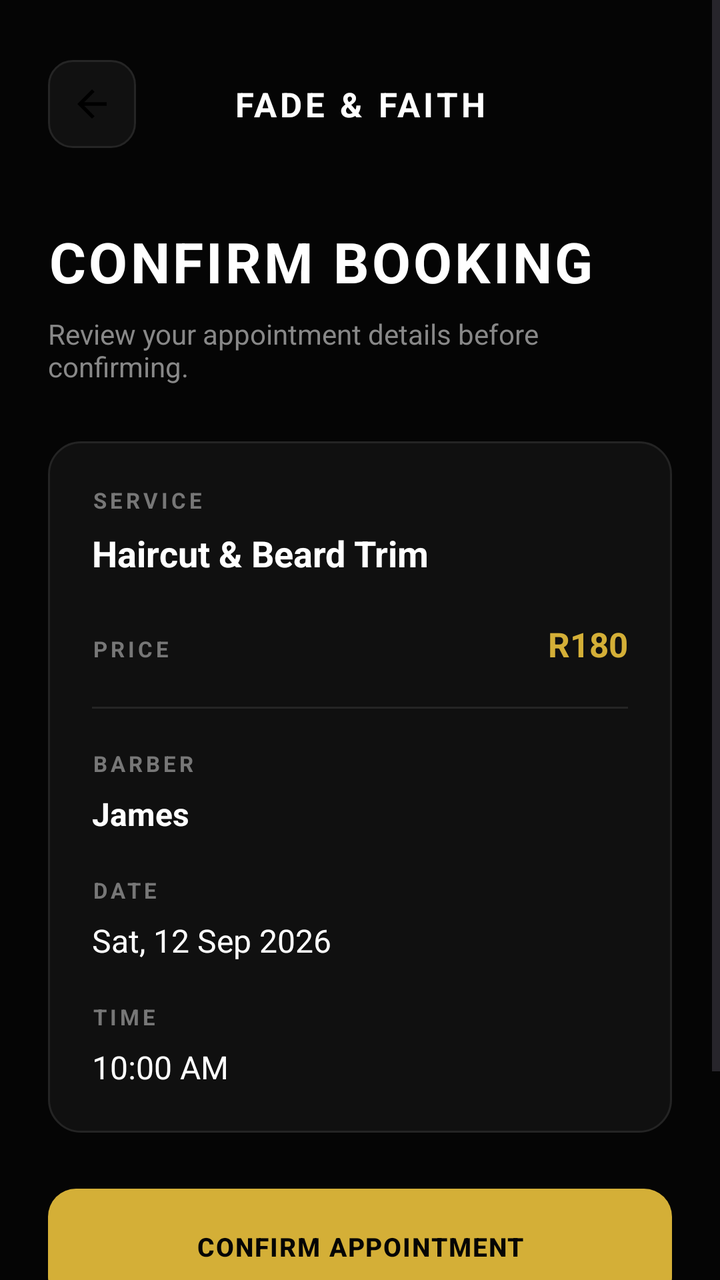
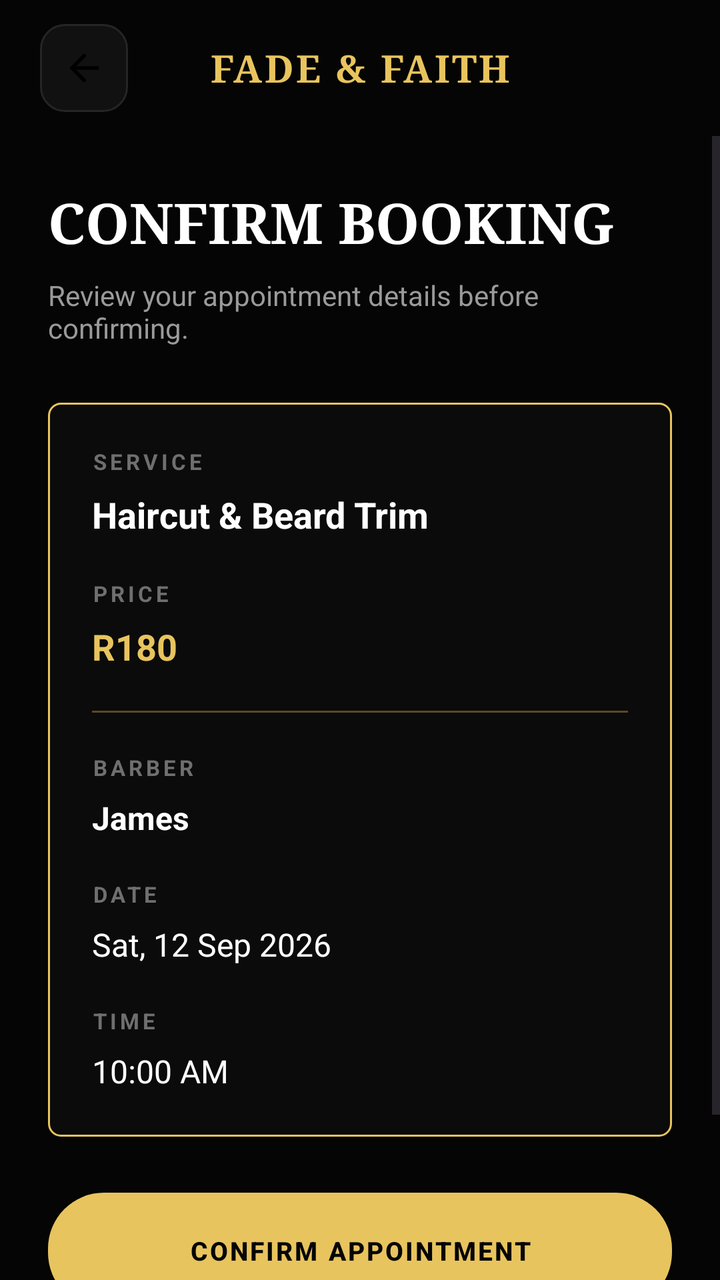

An Android layout rendered at two revisions. The XML below is the earlier revision; the diff shows what the commit changed to produce the second picture.
<!-- AndroidManifest.xml: application theme Theme.FadeandFaith -->
<!-- res/layout/activity_booking_confirmation.xml -->
<?xml version="1.0" encoding="utf-8"?>
<ScrollView
    xmlns:android="http://schemas.android.com/apk/res/android"
    xmlns:app="http://schemas.android.com/apk/res-auto"
    android:layout_width="match_parent"
    android:layout_height="match_parent"
    android:fillViewport="true"
    android:background="#050505">

    <LinearLayout
        android:layout_width="match_parent"
        android:layout_height="wrap_content"
        android:orientation="vertical"
        android:padding="24dp">

        

        <LinearLayout
            android:layout_width="match_parent"
            android:layout_height="56dp"
            android:orientation="horizontal"
            android:gravity="center_vertical">

            <ImageView
                android:id="@+id/backButton"
                android:layout_width="44dp"
                android:layout_height="44dp"
                android:padding="11dp"
                android:background="@drawable/iconbutton"
                android:src="@drawable/arrowback"
                android:contentDescription="Back" />

            <TextView
                android:layout_width="0dp"
                android:layout_height="wrap_content"
                android:layout_weight="1"
                android:gravity="center"
                android:text="FADE &amp; FAITH"
                android:textColor="#FFFFFF"
                android:textSize="17sp"
                android:textStyle="bold"
                android:letterSpacing="0.10" />

            <View
                android:layout_width="44dp"
                android:layout_height="44dp" />

        </LinearLayout>

        

        <TextView
            android:layout_width="match_parent"
            android:layout_height="wrap_content"
            android:layout_marginTop="32dp"
            android:text="CONFIRM BOOKING"
            android:textColor="#FFFFFF"
            android:textSize="28sp"
            android:textStyle="bold"
            android:letterSpacing="0.05" />

        <TextView
            android:layout_width="match_parent"
            android:layout_height="wrap_content"
            android:layout_marginTop="8dp"
            android:text="Review your appointment details before confirming."
            android:textColor="#888888"
            android:textSize="14sp" />

        

        <LinearLayout
            android:layout_width="match_parent"
            android:layout_height="wrap_content"
            android:layout_marginTop="28dp"
            android:orientation="vertical"
            android:padding="22dp"
            android:background="@drawable/homecard">

            

            <TextView
                android:layout_width="wrap_content"
                android:layout_height="wrap_content"
                android:text="SERVICE"
                android:textColor="#777777"
                android:textSize="11sp"
                android:textStyle="bold"
                android:letterSpacing="0.15" />

            <TextView
                android:id="@+id/serviceText"
                android:layout_width="match_parent"
                android:layout_height="wrap_content"
                android:layout_marginTop="7dp"
                android:text="Haircut &amp; Beard Trim"
                android:textColor="#FFFFFF"
                android:textSize="18sp"
                android:textStyle="bold" />

            

            <LinearLayout
                android:layout_width="match_parent"
                android:layout_height="wrap_content"
                android:layout_marginTop="22dp"
                android:orientation="horizontal">

                <TextView
                    android:layout_width="0dp"
                    android:layout_height="wrap_content"
                    android:layout_weight="1"
                    android:text="PRICE"
                    android:textColor="#777777"
                    android:textSize="11sp"
                    android:textStyle="bold"
                    android:letterSpacing="0.15" />

                <TextView
                    android:id="@+id/priceText"
                    android:layout_width="wrap_content"
                    android:layout_height="wrap_content"
                    android:text="R180"
                    android:textColor="#D4AF37"
                    android:textSize="17sp"
                    android:textStyle="bold" />

            </LinearLayout>

            

            <View
                android:layout_width="match_parent"
                android:layout_height="1dp"
                android:layout_marginTop="20dp"
                android:background="#252525" />

            

            <TextView
                android:layout_width="wrap_content"
                android:layout_height="wrap_content"
                android:layout_marginTop="20dp"
                android:text="BARBER"
                android:textColor="#777777"
                android:textSize="11sp"
                android:textStyle="bold"
                android:letterSpacing="0.15" />

            <TextView
                android:id="@+id/barberText"
                android:layout_width="match_parent"
                android:layout_height="wrap_content"
                android:layout_marginTop="7dp"
                android:text="James"
                android:textColor="#FFFFFF"
                android:textSize="16sp"
                android:textStyle="bold" />

            

            <TextView
                android:layout_width="wrap_content"
                android:layout_height="wrap_content"
                android:layout_marginTop="20dp"
                android:text="DATE"
                android:textColor="#777777"
                android:textSize="11sp"
                android:textStyle="bold"
                android:letterSpacing="0.15" />

            <TextView
                android:id="@+id/dateText"
                android:layout_width="match_parent"
                android:layout_height="wrap_content"
                android:layout_marginTop="7dp"
                android:text="Sat, 12 Sep 2026"
                android:textColor="#FFFFFF"
                android:textSize="16sp" />

            

            <TextView
                android:layout_width="wrap_content"
                android:layout_height="wrap_content"
                android:layout_marginTop="20dp"
                android:text="TIME"
                android:textColor="#777777"
                android:textSize="11sp"
                android:textStyle="bold"
                android:letterSpacing="0.15" />

            <TextView
                android:id="@+id/timeText"
                android:layout_width="match_parent"
                android:layout_height="wrap_content"
                android:layout_marginTop="7dp"
                android:text="10:00 AM"
                android:textColor="#FFFFFF"
                android:textSize="16sp" />

        </LinearLayout>

        

        <com.google.android.material.button.MaterialButton
            android:id="@+id/confirmButton"
            android:layout_width="match_parent"
            android:layout_height="58dp"
            android:layout_marginTop="28dp"
            android:text="CONFIRM APPOINTMENT"
            android:textColor="#050505"
            android:textSize="13sp"
            android:textStyle="bold"
            android:letterSpacing="0.05"
            android:background="@drawable/goldbutton"
            app:backgroundTint="@null" />

        

        <TextView
            android:id="@+id/changeButton"
            android:layout_width="wrap_content"
            android:layout_height="wrap_content"
            android:layout_gravity="center"
            android:layout_marginTop="18dp"
            android:padding="12dp"
            android:text="CHANGE DETAILS"
            android:textColor="#D4AF37"
            android:textSize="12sp"
            android:textStyle="bold"
            android:letterSpacing="0.08" />

        <Space
            android:layout_width="match_parent"
            android:layout_height="30dp" />

    </LinearLayout>

</ScrollView>
<!-- resources referenced by this layout -->
<resources>
  <!-- drawable arrowback (drawable) -->
  <vector xmlns:android="http://schemas.android.com/apk/res/android" android:autoMirrored="true" android:height="24dp" android:tint="#000000" android:viewportHeight="960" android:viewportWidth="960" android:width="24dp">
        
      <path android:fillColor="@android:color/white" android:pathData="M313,520L537,744L480,800L160,480L480,160L537,216L313,440L800,440L800,520L313,520Z"/>
      
  </vector>
  <!-- drawable goldbutton (drawable) -->
  <?xml version="1.0" encoding="utf-8"?>
  <shape xmlns:android="http://schemas.android.com/apk/res/android"
      android:shape="rectangle">
  
      <solid android:color="#D4AF37" />
  
      <corners android:radius="14dp" />
  
  </shape>
  <!-- drawable homecard (drawable) -->
  <?xml version="1.0" encoding="utf-8"?>
  <shape xmlns:android="http://schemas.android.com/apk/res/android">
  
      <solid android:color="#101010" />
  
      <stroke
          android:width="1dp"
          android:color="#242424" />
  
      <corners android:radius="16dp" />
  
  </shape>
  <!-- drawable iconbutton (drawable) -->
  <?xml version="1.0" encoding="utf-8"?>
  <shape xmlns:android="http://schemas.android.com/apk/res/android">
  
      <solid android:color="#111111" />
  
      <stroke
          android:width="1dp"
          android:color="#252525" />
  
      <corners android:radius="12dp" />
  
  </shape>
  <style name="Theme.FadeandFaith" parent="Base.Theme.FadeandFaith" />
  <style name="Base.Theme.FadeandFaith" parent="Theme.Material3.DayNight.NoActionBar">
          
          
      </style>
</resources>

<!-- the commit's change to res/layout/activity_booking_confirmation.xml (unified diff, before → after) -->
@@ -1,240 +1,216 @@
 <?xml version="1.0" encoding="utf-8"?>
-<ScrollView
+<LinearLayout
     xmlns:android="http://schemas.android.com/apk/res/android"
     xmlns:app="http://schemas.android.com/apk/res-auto"
     android:layout_width="match_parent"
     android:layout_height="match_parent"
-    android:fillViewport="true"
-    android:background="#050505">
+    android:orientation="vertical"
+    android:background="@color/ff_background">
 
     <LinearLayout
         android:layout_width="match_parent"
-        android:layout_height="wrap_content"
-        android:orientation="vertical"
-        android:padding="24dp">
-
-        
-
-        <LinearLayout
-            android:layout_width="match_parent"
-            android:layout_height="56dp"
-            android:orientation="horizontal"
-            android:gravity="center_vertical">
-
-            <ImageView
-                android:id="@+id/backButton"
-                android:layout_width="44dp"
-                android:layout_height="44dp"
-                android:padding="11dp"
-                android:background="@drawable/iconbutton"
-                android:src="@drawable/arrowback"
-                android:contentDescription="Back" />
-
-            <TextView
-                android:layout_width="0dp"
-                android:layout_height="wrap_content"
-                android:layout_weight="1"
-                android:gravity="center"
-                android:text="FADE &amp; FAITH"
-                android:textColor="#FFFFFF"
-                android:textSize="17sp"
-                android:textStyle="bold"
-                android:letterSpacing="0.10" />
-
-            <View
-                android:layout_width="44dp"
-                android:layout_height="44dp" />
-
-        </LinearLayout>
-
-        
+        android:layout_height="68dp"
+        android:orientation="horizontal"
+        android:gravity="center_vertical"
+        android:paddingStart="20dp"
+        android:paddingEnd="20dp">
+
+        <ImageView
+            android:id="@+id/backButton"
+            android:layout_width="44dp"
+            android:layout_height="44dp"
+            android:padding="11dp"
+            android:background="@drawable/iconbutton"
+            android:src="@drawable/arrowback"
+            android:contentDescription="Back" />
 
         <TextView
-            android:layout_width="match_parent"
+            android:layout_width="0dp"
             android:layout_height="wrap_content"
-            android:layout_marginTop="32dp"
-            android:text="CONFIRM BOOKING"
-            android:textColor="#FFFFFF"
-            android:textSize="28sp"
+            android:layout_weight="1"
+            android:gravity="center"
+            android:fontFamily="serif"
+            android:text="@string/brand_name_full"
+            android:textColor="@color/ff_gold"
+            android:textSize="19sp"
             android:textStyle="bold"
-            android:letterSpacing="0.05" />
-
-        <TextView
-            android:layout_width="match_parent"
-            android:layout_height="wrap_content"
-            android:layout_marginTop="8dp"
-            android:text="Review your appointment details before confirming."
-            android:textColor="#888888"
-            android:textSize="14sp" />
-
-        
+            android:letterSpacing="0.06" />
+
+        <View
+            android:layout_width="44dp"
+            android:layout_height="44dp" />
+
+    </LinearLayout>
+    <ScrollView
+        android:layout_width="match_parent"
+        android:layout_height="0dp"
+        android:layout_weight="1"
+        android:fillViewport="true">
 
         <LinearLayout
             android:layout_width="match_parent"
             android:layout_height="wrap_content"
-            android:layout_marginTop="28dp"
             android:orientation="vertical"
-            android:padding="22dp"
-            android:background="@drawable/homecard">
-
-            
+            android:padding="24dp">
 
             <TextView
+                android:layout_width="match_parent"
+                android:layout_height="wrap_content"
+                android:fontFamily="serif"
+                android:text="@string/confirm_booking_title"
+                android:textColor="@color/ff_text"
+                android:textSize="28sp"
+                android:textStyle="bold" />
+
+            <TextView
+                android:layout_width="match_parent"
+                android:layout_height="wrap_content"
+                android:layout_marginTop="8dp"
+                android:text="@string/confirm_booking_subtitle"
+                android:textColor="@color/ff_text_secondary"
+                android:textSize="14sp" />
+            <LinearLayout
+                android:layout_width="match_parent"
+                android:layout_height="wrap_content"
+                android:layout_marginTop="28dp"
+                android:orientation="vertical"
+                android:padding="22dp"
+                android:background="@drawable/cardoutline">
+
+                <TextView
+                    android:layout_width="wrap_content"
+                    android:layout_height="wrap_content"
+                    android:layout_marginTop="0dp"
+                    android:text="@string/label_service"
+                    android:textColor="@color/ff_text_muted"
+                    android:textSize="11sp"
+                    android:textStyle="bold"
+                    android:letterSpacing="0.15" />
+
+                <TextView
+                    android:id="@+id/serviceText"
+                    android:layout_width="match_parent"
+                    android:layout_height="wrap_content"
+                    android:layout_marginTop="7dp"
+                    android:text="Haircut &amp; Beard Trim"
+                    android:textColor="@color/ff_text"
+                    android:textSize="18sp"
+                    android:textStyle="bold" />
+
+                <TextView
+                    android:layout_width="wrap_content"
+                    android:layout_height="wrap_content"
+                    android:layout_marginTop="20dp"
+                    android:text="@string/label_price"
+                    android:textColor="@color/ff_text_muted"
+                    android:textSize="11sp"
+                    android:textStyle="bold"
+                    android:letterSpacing="0.15" />
+
+                <TextView
+                    android:id="@+id/priceText"
+                    android:layout_width="match_parent"
+                    android:layout_height="wrap_content"
+                    android:layout_marginTop="7dp"
+                    android:text="R180"
+                    android:textColor="@color/ff_gold"
+                    android:textSize="18sp"
+                    android:textStyle="bold" />
+
+                <View
+                    android:layout_width="match_parent"
+                    android:layout_height="1dp"
+                    android:layout_marginTop="20dp"
+                    android:background="@color/ff_gold_dim" />
+
+                <TextView
+                    android:layout_width="wrap_content"
+                    android:layout_height="wrap_content"
+                    android:layout_marginTop="20dp"
+                    android:text="@string/label_barber"
+                    android:textColor="@color/ff_text_muted"
+                    android:textSize="11sp"
+                    android:textStyle="bold"
+                    android:letterSpacing="0.15" />
+
+                <TextView
+                    android:id="@+id/barberText"
+                    android:layout_width="match_parent"
+                    android:layout_height="wrap_content"
+                    android:layout_marginTop="7dp"
+                    android:text="James"
+                    android:textColor="@color/ff_text"
+                    android:textSize="16sp"
+                    android:textStyle="bold" />
+
+                <TextView
+                    android:layout_width="wrap_content"
+                    android:layout_height="wrap_content"
+                    android:layout_marginTop="20dp"
+                    android:text="@string/label_date"
+                    android:textColor="@color/ff_text_muted"
+                    android:textSize="11sp"
+                    android:textStyle="bold"
+                    android:letterSpacing="0.15" />
+
+                <TextView
+                    android:id="@+id/dateText"
+                    android:layout_width="match_parent"
+                    android:layout_height="wrap_content"
+                    android:layout_marginTop="7dp"
+                    android:text="Sat, 12 Sep 2026"
+                    android:textColor="@color/ff_text"
+                    android:textSize="16sp" />
+
+                <TextView
+                    android:layout_width="wrap_content"
+                    android:layout_height="wrap_content"
+                    android:layout_marginTop="20dp"
+                    android:text="@string/label_time"
+                    android:textColor="@color/ff_text_muted"
+                    android:textSize="11sp"
+                    android:textStyle="bold"
+                    android:letterSpacing="0.15" />
+
+                <TextView
+                    android:id="@+id/timeText"
+                    android:layout_width="match_parent"
+                    android:layout_height="wrap_content"
+                    android:layout_marginTop="7dp"
+                    android:text="10:00 AM"
+                    android:textColor="@color/ff_text"
+                    android:textSize="16sp" />
+
+            </LinearLayout>
+
+            <com.google.android.material.button.MaterialButton
+                android:id="@+id/confirmButton"
+                android:layout_width="match_parent"
+                android:layout_height="58dp"
+                android:layout_marginTop="28dp"
+                android:text="@string/action_confirm_appointment"
+                android:textColor="@color/ff_on_gold"
+                android:textSize="13sp"
+                android:textStyle="bold"
+                android:letterSpacing="0.08"
+                android:background="@drawable/gold"
+                app:backgroundTint="@null" />
+
+            <TextView
+                android:id="@+id/changeButton"
                 android:layout_width="wrap_content"
                 android:layout_height="wrap_content"
-                android:text="SERVICE"
-                android:textColor="#777777"
-                android:textSize="11sp"
+                android:layout_gravity="center"
+                android:layout_marginTop="18dp"
+                android:padding="12dp"
+                android:text="@string/action_change_details"
+                android:textColor="@color/ff_gold"
+                android:textSize="12sp"
                 android:textStyle="bold"
-                android:letterSpacing="0.15" />
-
-            <TextView
-                android:id="@+id/serviceText"
-                android:layout_width="match_parent"
-                android:layout_height="wrap_content"
-                android:layout_marginTop="7dp"
-                android:text="Haircut &amp; Beard Trim"
-                android:textColor="#FFFFFF"
-                android:textSize="18sp"
-                android:textStyle="bold" />
-
-            
-
-            <LinearLayout
-                android:layout_width="match_parent"
-                android:layout_height="wrap_content"
-                android:layout_marginTop="22dp"
-                android:orientation="horizontal">
-
-                <TextView
-                    android:layout_width="0dp"
-                    android:layout_height="wrap_content"
-                    android:layout_weight="1"
-                    android:text="PRICE"
-                    android:textColor="#777777"
-                    android:textSize="11sp"
-                    android:textStyle="bold"
-                    android:letterSpacing="0.15" />
-
-                <TextView
-                    android:id="@+id/priceText"
-                    android:layout_width="wrap_content"
-                    android:layout_height="wrap_content"
-                    android:text="R180"
-                    android:textColor="#D4AF37"
-                    android:textSize="17sp"
-                    android:textStyle="bold" />
-
-            </LinearLayout>
-
-            
-
-            <View
-                android:layout_width="match_parent"
-                android:layout_height="1dp"
-                android:layout_marginTop="20dp"
-                android:background="#252525" />
-
-            
-
-            <TextView
-                android:layout_width="wrap_content"
-                android:layout_height="wrap_content"
-                android:layout_marginTop="20dp"
-                android:text="BARBER"
-                android:textColor="#777777"
-                android:textSize="11sp"
-                android:textStyle="bold"
-                android:letterSpacing="0.15" />
-
-            <TextView
-                android:id="@+id/barberText"
-                android:layout_width="match_parent"
-                android:layout_height="wrap_content"
-                android:layout_marginTop="7dp"
-                android:text="James"
-                android:textColor="#FFFFFF"
-                android:textSize="16sp"
-                android:textStyle="bold" />
-
-            
-
-            <TextView
-                android:layout_width="wrap_content"
-                android:layout_height="wrap_content"
-                android:layout_marginTop="20dp"
-                android:text="DATE"
-                android:textColor="#777777"
-                android:textSize="11sp"
-                android:textStyle="bold"
-                android:letterSpacing="0.15" />
-
-            <TextView
-                android:id="@+id/dateText"
-                android:layout_width="match_parent"
-                android:layout_height="wrap_content"
-                android:layout_marginTop="7dp"
-                android:text="Sat, 12 Sep 2026"
-                android:textColor="#FFFFFF"
-                android:textSize="16sp" />
-
-            
-
-            <TextView
-                android:layout_width="wrap_content"
-                android:layout_height="wrap_content"
-                android:layout_marginTop="20dp"
-                android:text="TIME"
-                android:textColor="#777777"
-                android:textSize="11sp"
-                android:textStyle="bold"
-                android:letterSpacing="0.15" />
-
-            <TextView
-                android:id="@+id/timeText"
-                android:layout_width="match_parent"
-                android:layout_height="wrap_content"
-                android:layout_marginTop="7dp"
-                android:text="10:00 AM"
-                android:textColor="#FFFFFF"
-                android:textSize="16sp" />
+                android:letterSpacing="0.08" />
 
         </LinearLayout>
 
-        
-
-        <com.google.android.material.button.MaterialButton
-            android:id="@+id/confirmButton"
-            android:layout_width="match_parent"
-            android:layout_height="58dp"
-            android:layout_marginTop="28dp"
-            android:text="CONFIRM APPOINTMENT"
-            android:textColor="#050505"
-            android:textSize="13sp"
-            android:textStyle="bold"
-            android:letterSpacing="0.05"
-            android:background="@drawable/goldbutton"
-            app:backgroundTint="@null" />
-
-        
-
-        <TextView
-            android:id="@+id/changeButton"
-            android:layout_width="wrap_content"
-            android:layout_height="wrap_content"
-            android:layout_gravity="center"
-            android:layout_marginTop="18dp"
-            android:padding="12dp"
-            android:text="CHANGE DETAILS"
-            android:textColor="#D4AF37"
-            android:textSize="12sp"
-            android:textStyle="bold"
-            android:letterSpacing="0.08" />
-
-        <Space
-            android:layout_width="match_parent"
-            android:layout_height="30dp" />
-
-    </LinearLayout>
-
-</ScrollView>
+    </ScrollView>
+
+</LinearLayout>
<!-- resource entries referenced after the edit -->
@@ -1,34 +1,39 @@
 <!-- resources referenced by this layout -->
 <resources>
+  <color name="ff_background">#FF050505</color>
+  <color name="ff_gold">#FFE8C45E</color>
+  <color name="ff_gold_dim">#FF5A4A20</color>
+  <color name="ff_on_gold">#FF050505</color>
+  <color name="ff_text">#FFFFFFFF</color>
+  <color name="ff_text_muted">#FF6F6F6F</color>
+  <color name="ff_text_secondary">#FF9A9A9A</color>
   <!-- drawable arrowback (drawable) -->
   <vector xmlns:android="http://schemas.android.com/apk/res/android" android:autoMirrored="true" android:height="24dp" android:tint="#000000" android:viewportHeight="960" android:viewportWidth="960" android:width="24dp">
         
       <path android:fillColor="@android:color/white" android:pathData="M313,520L537,744L480,800L160,480L480,160L537,216L313,440L800,440L800,520L313,520Z"/>
       
   </vector>
-  <!-- drawable goldbutton (drawable) -->
+  <!-- drawable cardoutline (drawable) -->
   <?xml version="1.0" encoding="utf-8"?>
   <shape xmlns:android="http://schemas.android.com/apk/res/android"
       android:shape="rectangle">
-  
-      <solid android:color="#D4AF37" />
-  
-      <corners android:radius="14dp" />
-  
-  </shape>
-  <!-- drawable homecard (drawable) -->
-  <?xml version="1.0" encoding="utf-8"?>
-  <shape xmlns:android="http://schemas.android.com/apk/res/android">
-  
-      <solid android:color="#101010" />
-  
+      <solid android:color="#0B0B0B" />
       <stroke
           android:width="1dp"
-          android:color="#242424" />
-  
-      <corners android:radius="16dp" />
-  
+          android:color="#E8C45E" />
+      <corners android:radius="6dp" />
   </shape>
+  <!-- drawable gold (drawable) -->
+  <?xml version="1.0" encoding="utf-8"?>
+  <ripple xmlns:android="http://schemas.android.com/apk/res/android"
+      android:color="#33000000">
+      <item>
+          <shape android:shape="rectangle">
+              <solid android:color="#E8C45E" />
+              <corners android:radius="28dp" />
+          </shape>
+      </item>
+  </ripple>
   <!-- drawable iconbutton (drawable) -->
   <?xml version="1.0" encoding="utf-8"?>
   <shape xmlns:android="http://schemas.android.com/apk/res/android">
@@ -42,6 +47,16 @@
       <corners android:radius="12dp" />
   
   </shape>
+  <string name="action_change_details">CHANGE DETAILS</string>
+  <string name="action_confirm_appointment">CONFIRM APPOINTMENT</string>
+  <string name="brand_name_full">FADE &amp; FAITH</string>
+  <string name="confirm_booking_subtitle">Review your appointment details before confirming.</string>
+  <string name="confirm_booking_title">CONFIRM BOOKING</string>
+  <string name="label_barber">BARBER</string>
+  <string name="label_date">DATE</string>
+  <string name="label_price">PRICE</string>
+  <string name="label_service">SERVICE</string>
+  <string name="label_time">TIME</string>
   <style name="Theme.FadeandFaith" parent="Base.Theme.FadeandFaith" />
   <style name="Base.Theme.FadeandFaith" parent="Theme.Material3.DayNight.NoActionBar">
           
